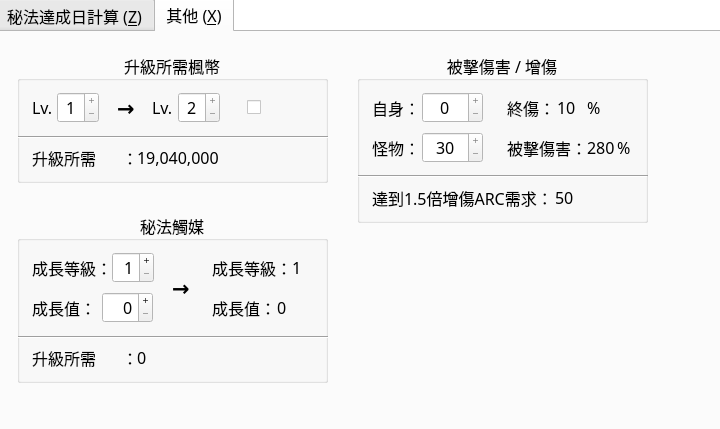
Above: mainui.ui from WhatTheBlock/MapleStory-ARC-Calculator before the change. Below: the same form after it.
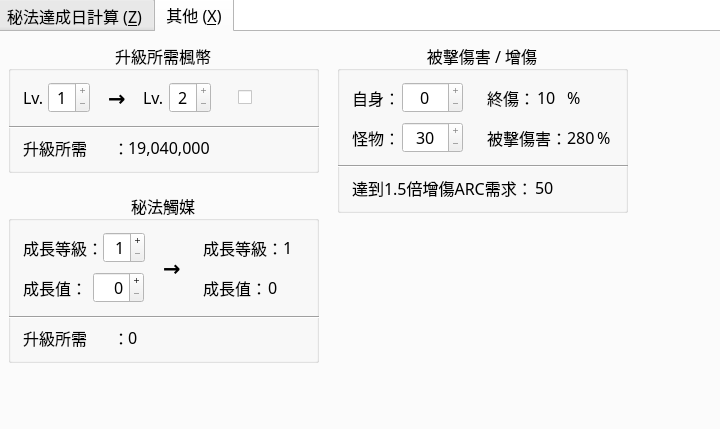
That is the form after the change. The open tabs and pages were chosen to show the change. Icons and pictures are not drawn.

Commit message: 切換頁面將調整至適合的視窗大小

```diff
--- a/mainui.ui
+++ b/mainui.ui
@@ -2874,8 +2874,8 @@
     <widget class="QGroupBox" name="groupBox">
      <property name="geometry">
       <rect>
-       <x>20</x>
-       <y>20</y>
+       <x>11</x>
+       <y>10</y>
        <width>311</width>
        <height>131</height>
       </rect>
@@ -3337,8 +3337,8 @@
     <widget class="QGroupBox" name="groupBox_2">
      <property name="geometry">
       <rect>
-       <x>360</x>
-       <y>20</y>
+       <x>340</x>
+       <y>10</y>
        <width>291</width>
        <height>171</height>
       </rect>
@@ -3795,8 +3795,8 @@
     <widget class="QGroupBox" name="groupBox_3">
      <property name="geometry">
       <rect>
-       <x>20</x>
-       <y>180</y>
+       <x>11</x>
+       <y>160</y>
        <width>311</width>
        <height>171</height>
       </rect>
```
The commit also changes 2 other files.
